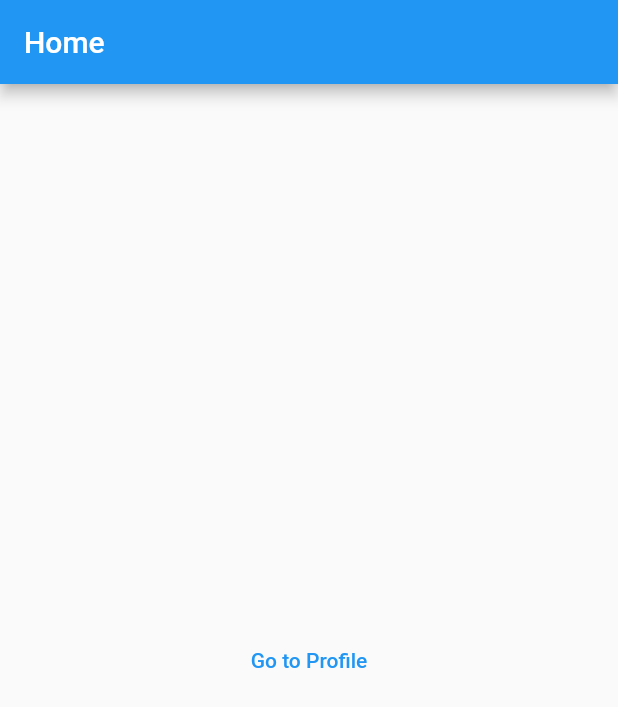
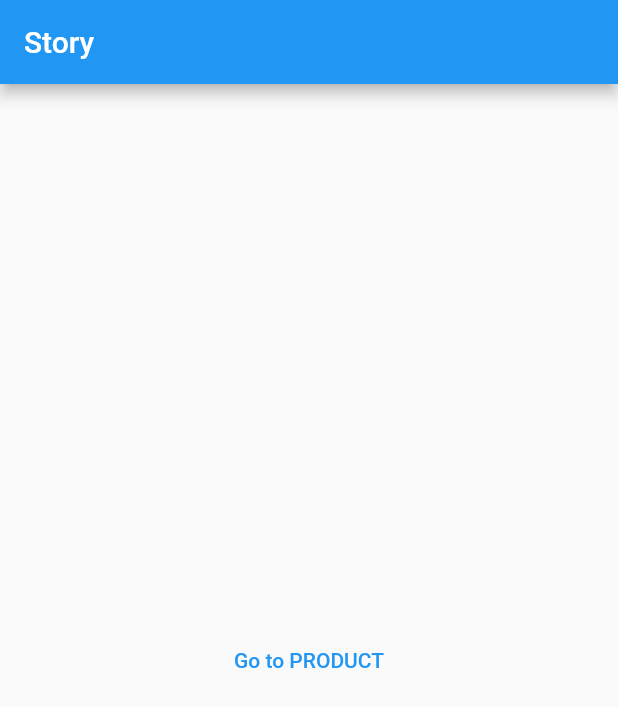
Before and after one commit to vp-yongwon/flutter-with-analytics, a Flutter app: the screen it shows after launch, on a phone screen of 412 x 824 dp. Shown: the top 707 px of the screen. Run offline on Flutter 3.47's test engine with Material 2 defaults, Android fonts, the phone set to English and light mode, and no system bars; missing offline and left inert: google_tag_manager, mixpanel_flutter.

Commit message:
[fix] 이벤트 예시 수정

```diff
--- a/lib/main.dart
+++ b/lib/main.dart
@@ -1,5 +1,5 @@
 import 'mixpanel.dart';
-import 'profile.dart';
+import 'product.dart';
 import 'package:flutter/material.dart';
 import 'package:mixpanel_flutter/mixpanel_flutter.dart';
 import 'package:google_tag_manager/google_tag_manager.dart' as gtm;
@@ -21,7 +21,7 @@ class MyApp extends StatelessWidget {
       initialRoute: '/',
       routes: {
         '/': (context) => HomeScreen(),
-        '/profile': (context) => ProfileScreen()
+        '/product': (context) => ProductScreen()
       },
     );
   }
@@ -50,16 +50,27 @@ class _HomeScreenState extends State<HomeScreen> {
   Widget build(BuildContext context) {
     return Scaffold(
       appBar: AppBar(
-        title: Text('Home'),
+        title: Text('Story'),
       ),
       body: Center(
         child: TextButton(
           style: null,
-          child: Text('Go to Profile'),
+          child: Text('Go to PRODUCT'),
           onPressed: () {
-            gtm.pushEvent('click_profile_button_at_HOME');
-            mixpanel.track("[Home Screen] - Pressed Profile Screen Button");
-            Navigator.pushNamed(context, '/profile');
+            // 적용 예시입니다.
+            gtm.pushEvent('main_click_product', data: {
+              "from_screen": "STORY",
+              "from_url": "https://magicplus.skmagic.com",
+              "to_screen": "PRODUCT",
+              "to_url": "https://magicplus.skmagic.com"
+            });
+            mixpanel.track("[MAIN] PRODUCT 클릭", properties: {
+              "from_screen": "STORY",
+              "from_url": "https://magicplus.skmagic.com",
+              "to_screen": "PRODUCT",
+              "to_url": "https://magicplus.skmagic.com"
+            });
+            Navigator.pushNamed(context, '/product');
           },
         ),
       ),
--- a/lib/mixpanel.dart
+++ b/lib/mixpanel.dart
@@ -5,7 +5,7 @@ class MixpanelManager {
 
   static Future<Mixpanel> init() async {
     if (instance == null) {
-      instance = await Mixpanel.init("e8cd199affd47e5d756b68711b428abc",
+      instance = await Mixpanel.init("1cd18214f64cdfbab48c581a67907a8b",
           optOutTrackingDefault: false, trackAutomaticEvents: true);
     }
     return instance!;
```
Also changed, not shown: lib/profile.dart (deleted, +0 -52 lines), 1 other file.
